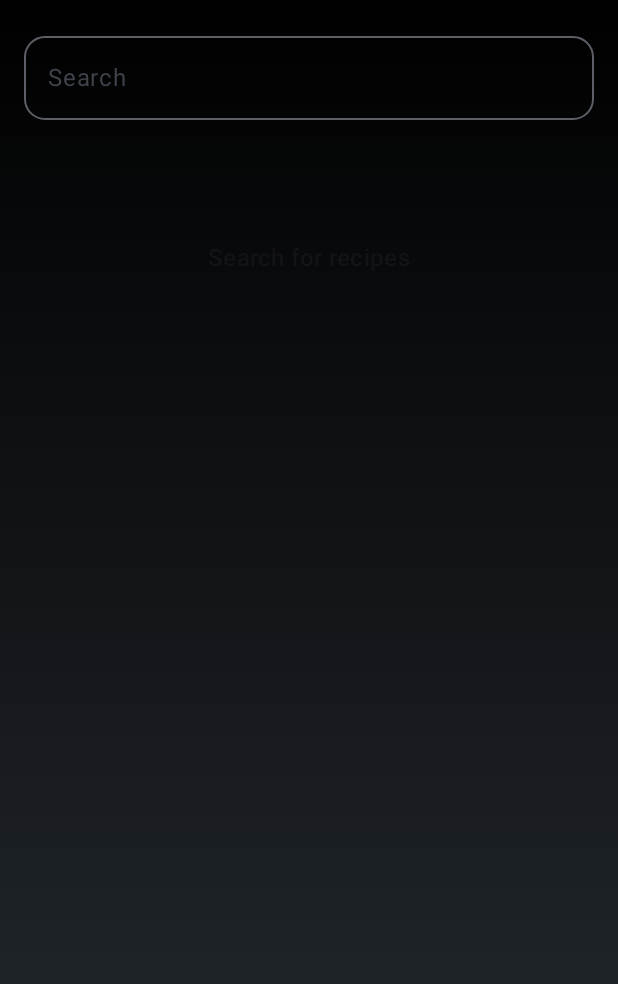
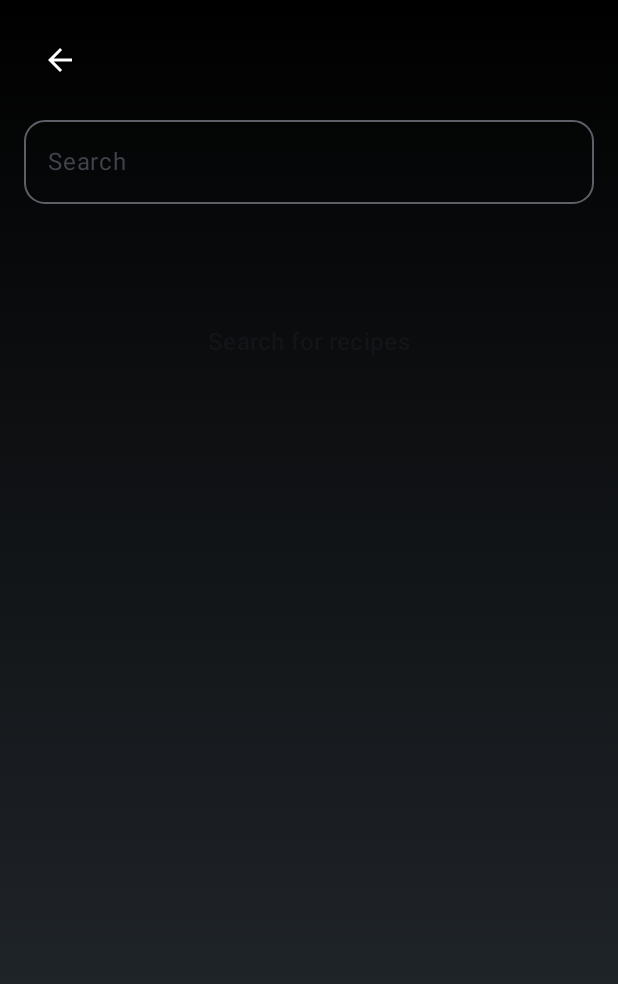
Before and after one commit to muminovixc/Cookio, an Android app built with Jetpack Compose: the HomeScreen screen opened through its navigation route, on a phone screen of 412 x 824 dp. Shown: the top 984 px of the screen. Run offline under Robolectric (Android 15) with nearby library versions, the phone set to English and light mode, and no system bars; pictures from the network do not load.

Commit message:
finished app

```diff
--- a/app/src/main/java/navigation/AppNavigation.kt
+++ b/app/src/main/java/navigation/AppNavigation.kt
@@ -9,7 +9,7 @@ import androidx.navigation.compose.NavHost
 import androidx.navigation.compose.composable
 import androidx.navigation.compose.rememberNavController
 import com.np.fff.presentation.RecipeViewModel
-import ui.screen.home.DetailScreen
+import ui.screen.details.DetailScreen
 import ui.screen.home.HomeScreen
 import ui.screen.welcome.WelcomeScreen
 
--- a/app/src/main/java/ui/screen/home/HomeScreen.kt
+++ b/app/src/main/java/ui/screen/home/HomeScreen.kt
@@ -7,6 +7,9 @@ import androidx.compose.foundation.lazy.LazyColumn
 import androidx.compose.foundation.lazy.items
 import androidx.compose.foundation.lazy.rememberLazyListState
 import androidx.compose.foundation.shape.RoundedCornerShape
+import androidx.compose.material.icons.Icons
+import androidx.compose.material.icons.automirrored.filled.ArrowBack
+import androidx.compose.material.icons.filled.ArrowBack
 import androidx.compose.material3.*
 import androidx.compose.runtime.*
 import androidx.compose.ui.Alignment
@@ -31,6 +34,18 @@ fun HomeScreen(navController: NavController, viewModel: HomeViewModel = viewMode
             .fillMaxSize()
             .padding(16.dp)
     ) {
+        IconButton(
+            onClick = { navController.popBackStack() },
+            modifier = Modifier.padding(bottom = 8.dp)
+        ) {
+            Icon(
+                imageVector = Icons.Default.ArrowBack,
+                contentDescription = "Back",
+                tint = Color.White
+            )
+        }
+
+
         OutlinedTextField(
             value = searchQuery,
             onValueChange = { viewModel.onSearchQueryChanged(it) },
```
Also changed, not shown: app/src/main/java/ui/screen/details/DetailScreen.kt (+20 -10 lines).
